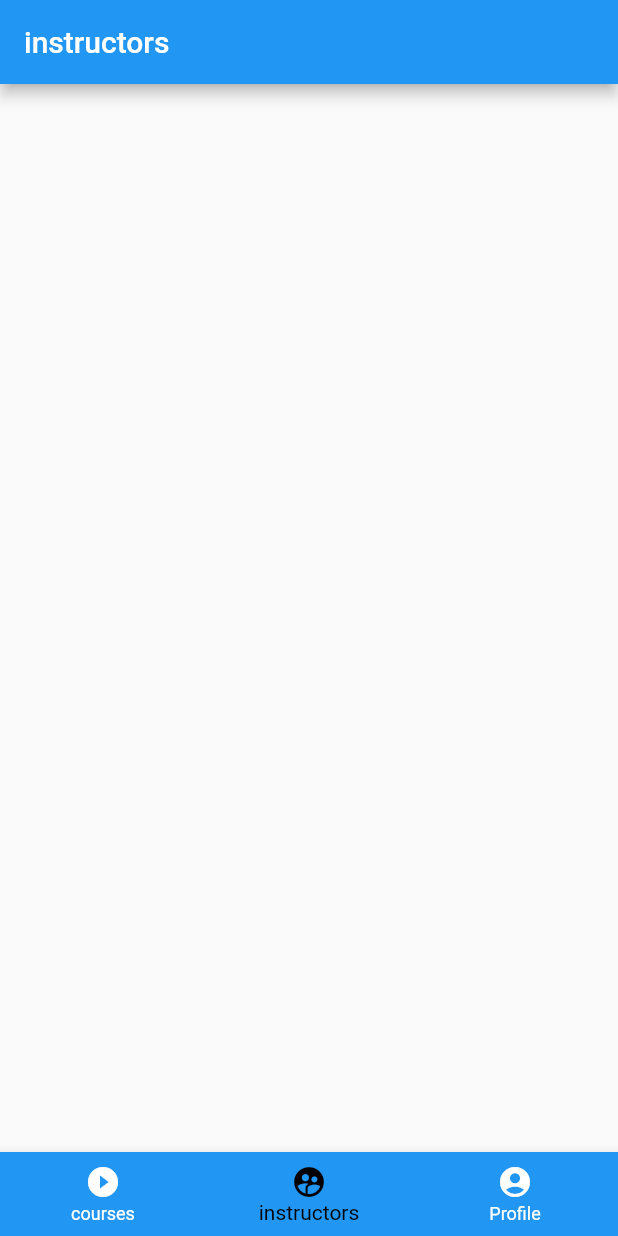
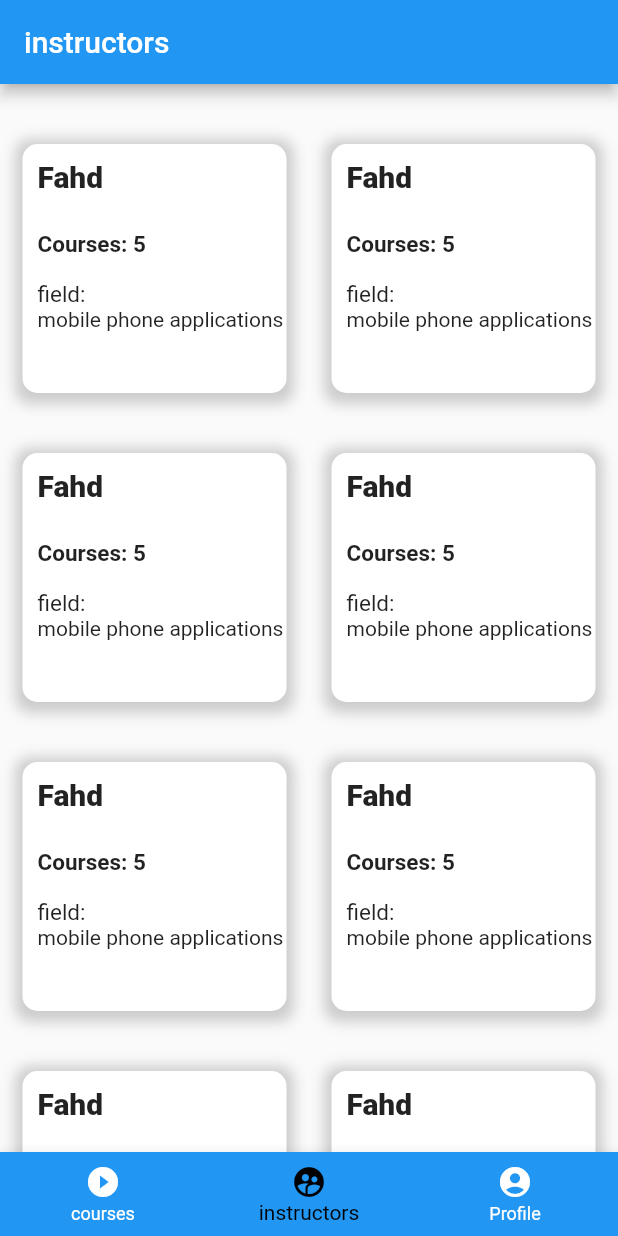
Before and after one commit to virusAl7rbi/FlutterProject, a Flutter app: the screen it shows after launch, item 2 of the bottom bar chosen, on a phone screen of 412 x 824 dp. Run offline on Flutter 3.47's test engine with Material 2 defaults, Android fonts, the phone set to English and light mode, and no system bars.

Commit message:
build instructor page

```diff
--- a/lib/course.dart
+++ b/lib/course.dart
@@ -14,7 +14,11 @@ class CourseDet extends StatelessWidget {
   final String title;
   final String trainer;
   final String description;
-  const CourseDet({super.key, required this.title, required this.description, required this.trainer});
+  const CourseDet(
+      {super.key,
+      required this.title,
+      required this.description,
+      required this.trainer});
 
   @override
   Widget build(BuildContext context) {
@@ -68,73 +72,72 @@ class CourseDet extends StatelessWidget {
   }
 }
 
+class Instructor {
+  final String name;
+  final int courses;
+  final String field;
 
-// class Instructor {
-//   final String name;
-//   final String courses;
-//   final String trainer;
+  Instructor(this.name, this.field, this.courses);
+}
 
-//   Course(this.title, this.trainer, this.description);
-// }
+class InstructorDet extends StatelessWidget {
+  final String name;
+  final int courses;
+  final String field;
 
-// class InstructorDet extends StatelessWidget {
-//   final String name;
-//   final String trainer;
-//   final String description;
-//   const CourseDet(
-//       {super.key,
-//       required this.title,
-//       required this.description,
-//       required this.trainer});
+  const InstructorDet(
+      {super.key,
+      required this.name,
+      required this.courses,
+      required this.field});
 
-//   @override
-//   Widget build(BuildContext context) {
-//     return Container(
-//       // width: 200,
-//       margin: EdgeInsets.only(top: 40, left: 15, right: 15),
-//       child: Container(
-//         decoration: BoxDecoration(
-//             color: Colors.white,
-//             boxShadow: [
-//               BoxShadow(
-//                 color: Colors.grey.withOpacity(0.5), //color of shadow
-//                 spreadRadius: 5, //spread radius
-//                 blurRadius: 7, // blur radius
-//                 offset: const Offset(0, 2), // changes position of shadow
-//               ),
-//               //you can set more BoxShadow() here
-//             ],
-//             borderRadius: BorderRadius.circular(10)),
-//         child: Padding(
-//           padding: const EdgeInsets.only(top: 10, left: 10),
-//           child:
-//               // ignore: duplicate_ignore
-//               Column(crossAxisAlignment: CrossAxisAlignment.start, children: [
-//             Text(
-//               title,
-//               style: const TextStyle(fontSize: 20, fontWeight: FontWeight.w800),
-//             ),
-//             // ignore: prefer_const_constructors
-//             SizedBox(
-//               height: 10,
-//             ),
-//             Text(
-//               "Trainer: $trainer",
-//               style: TextStyle(fontSize: 15, fontWeight: FontWeight.w600),
-//             ),
-//             // ignore: prefer_const_constructors
-//             SizedBox(
-//               height: 10,
-//             ),
-//             Expanded(
-//               child: SingleChildScrollView(
-//                 scrollDirection: Axis.vertical,
-//                 child: Text(description),
-//               ),
-//             )
-//           ]),
-//         ),
-//       ),
-//     );
-//   }
-// }
+  @override
+  Widget build(BuildContext context) {
+    return Container(
+      // width: 200,
+      margin: EdgeInsets.only(top: 40, left: 15, right: 15),
+      child: Container(
+        decoration: BoxDecoration(
+            color: Colors.white,
+            boxShadow: [
+              BoxShadow(
+                color: Colors.grey.withOpacity(0.5), //color of shadow
+                spreadRadius: 5, //spread radius
+                blurRadius: 7, // blur radius
+                offset: const Offset(0, 2), // changes position of shadow
+              ),
+              //you can set more BoxShadow() here
+            ],
+            borderRadius: BorderRadius.circular(10)),
+        child: Padding(
+          padding: const EdgeInsets.only(top: 10, left: 10),
+          child:
+              // ignore: duplicate_ignore
+              Column(crossAxisAlignment: CrossAxisAlignment.start, children: [
+            Text(
+              name,
+              style: const TextStyle(fontSize: 20, fontWeight: FontWeight.w800),
+            ),
+            // ignore: prefer_const_constructors
+            SizedBox(
+              height: 25,
+            ),
+            Text(
+              "Courses: $courses",
+              style: TextStyle(fontSize: 15, fontWeight: FontWeight.w600),
+            ),
+            // ignore: prefer_const_constructors
+            SizedBox(
+              height: 15,
+            ),
+            Text(
+              "field:",
+              style: TextStyle(fontSize: 15),
+            ),
+            Text(field)
+          ]),
+        ),
+      ),
+    );
+  }
+}
--- a/lib/pages.dart
+++ b/lib/pages.dart
@@ -1,3 +1,5 @@
+// ignore_for_file: prefer_const_constructors, prefer_const_literals_to_create_immutables
+
 import 'package:flutter/material.dart';
 
 import 'package:project/course.dart';
@@ -19,6 +21,20 @@ var courses = [
       "In anim nulla magna magna culpa dolor cillum est. Est cillum ad ad aliquip sunt consectetur ea esse. Occaecat Lorem consequat ipsum aliquip excepteur sunt exercitation duis excepteur est commodo labore anim velit. Nisi incididunt aliqua dolor do. Culpa eiusmod dolore pariatur eu veniam irure eu."),
   Course("flutter", "unknown",
       "In anim nulla magna magna culpa dolor cillum est. Est cillum ad ad aliquip sunt consectetur ea esse. Occaecat Lorem consequat ipsum aliquip excepteur sunt exercitation duis excepteur est commodo labore anim velit. Nisi incididunt aliqua dolor do. Culpa eiusmod dolore pariatur eu veniam irure eu."),
+];
+var instructors = [
+  Instructor("Fahd", "mobile phone applications", 5),
+  Instructor("Fahd", "mobile phone applications", 5),
+  Instructor("Fahd", "mobile phone applications", 5),
+  Instructor("Fahd", "mobile phone applications", 5),
+  Instructor("Fahd", "mobile phone applications", 5),
+  Instructor("Fahd", "mobile phone applications", 5),
+  Instructor("Fahd", "mobile phone applications", 5),
+  Instructor("Fahd", "mobile phone applications", 5),
+  Instructor("Fahd", "mobile phone applications", 5),
+  Instructor("Fahd", "mobile phone applications", 5),
+  Instructor("Fahd", "mobile phone applications", 5),
+  Instructor("Fahd", "mobile phone applications", 5),
 ];
 
 class CoursesPage extends StatelessWidget {
@@ -54,16 +70,26 @@ class InstructorPage extends StatelessWidget {
   @override
   Widget build(BuildContext context) {
     return Scaffold(
-        appBar: AppBar(
-          title: Text("instructors"),
-        ),
-        body: TabBarView(
-          children: <Widget>[],
-        ));
+      appBar: AppBar(
+        title: Text("instructors"),
+      ),
+      body: GridView(
+        shrinkWrap: true,
+        // ignore: sort_child_properties_last
+        children: instructors
+            .map((inst) => InstructorDet(
+                  name: inst.name,
+                  field: inst.field,
+                  courses: inst.courses,
+                ))
+            .toList(),
+
+        gridDelegate:
+            SliverGridDelegateWithMaxCrossAxisExtent(maxCrossAxisExtent: 220),
+      ),
+    );
   }
 }
-
-
 
 class ProfilePage extends StatelessWidget {
   const ProfilePage({super.key});
```
